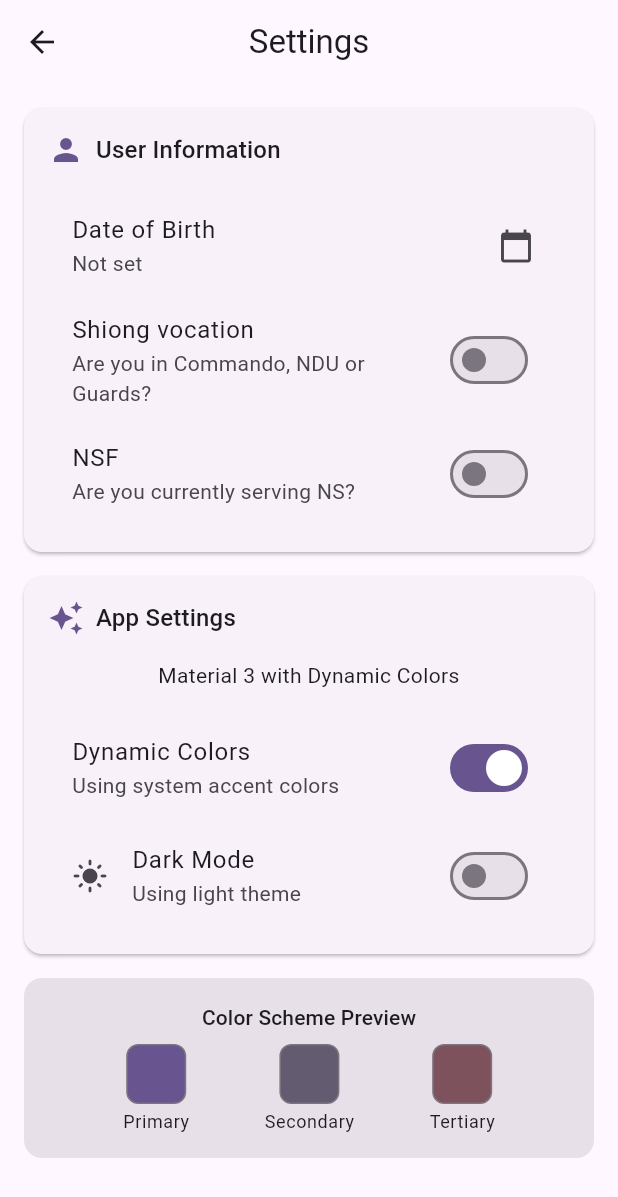
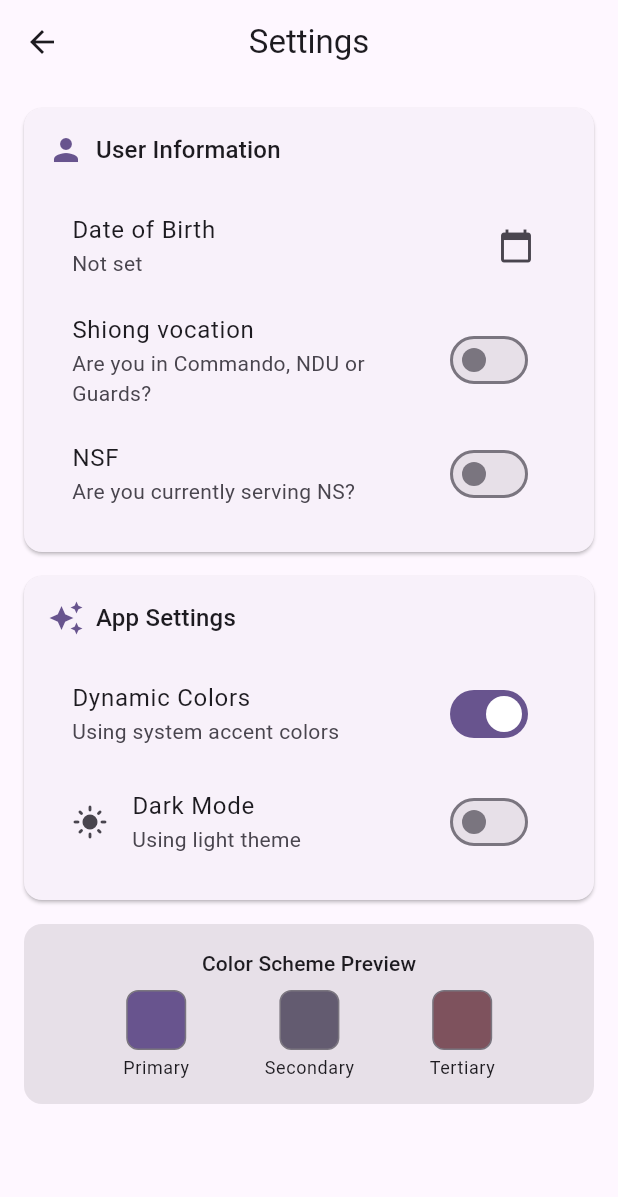
Before and after one commit to gabriel-lau/NS-Buddy, a Flutter app: the SettingsView screen opened directly with empty values, on a phone screen of 412 x 824 dp. Shown: the top 1197 px of the screen. Run offline on Flutter 3.47's test engine with Material 3 defaults, Android fonts, the phone set to English and light mode, and no system bars; our stand-ins replace jiffy, shared_preferences; accounts and stored records are empty.

Commit message:
Some minor additions/changes

```diff
--- a/lib/views/home_view.dart
+++ b/lib/views/home_view.dart
@@ -701,7 +701,7 @@ class _CounterTab extends StatelessWidget {
 
   @override
   Widget build(BuildContext context) {
-    final DateTime? ordDate = settings.ordDate;
+    DateTime? ordDate = settings.ordDate;
     final DateTime? enlistmentDate = settings.enlistmentDate;
     final DateTime now = DateTime.now();
     final DateTime today = DateTime(now.year, now.month, now.day);
--- a/lib/views/settings_view.dart
+++ b/lib/views/settings_view.dart
@@ -181,12 +181,6 @@ class SettingsView extends StatelessWidget {
                                 ],
                               ),
                               const SizedBox(height: 16),
-                              Text(
-                                'Material 3 with Dynamic Colors',
-                                style: Theme.of(context).textTheme.bodyMedium,
-                                textAlign: TextAlign.center,
-                              ),
-                              const SizedBox(height: 16),
                               SwitchListTile(
                                 title: const Text('Dynamic Colors'),
                                 subtitle: Text(
```
Also changed, not shown: 1 other file.
